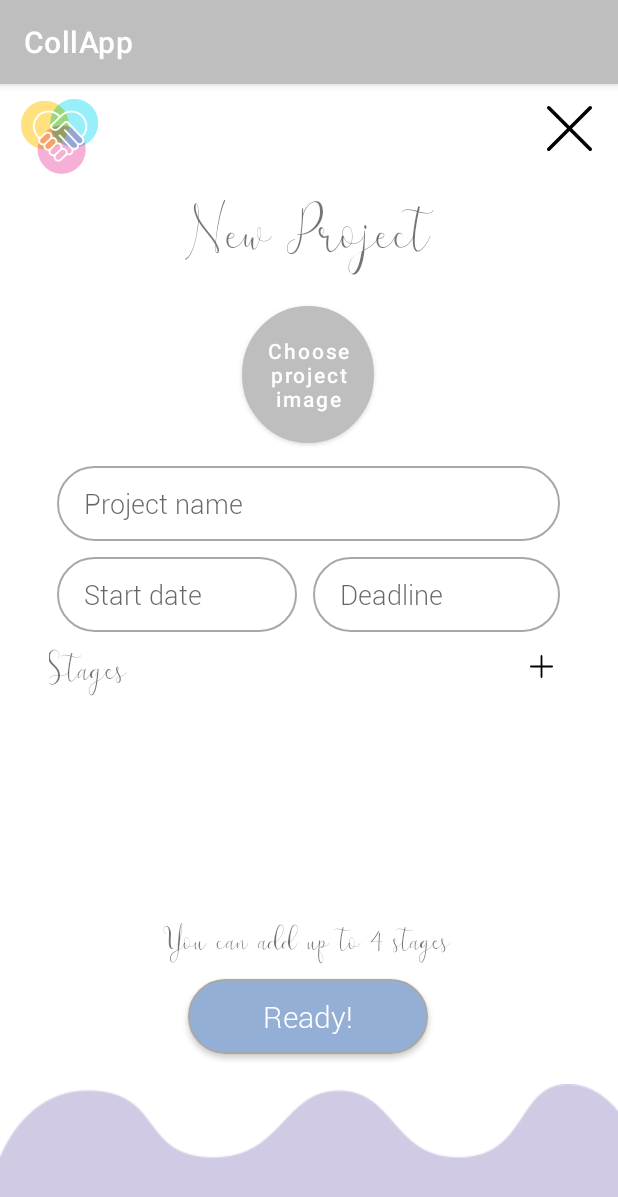
After one commit to PizzaPepper/CollApp, an Android app: the NewProject screen opened directly, with no data from a screen before it, on a phone screen of 412 x 824 dp. The commit adds this screen. Shown: the top 1197 px of the screen. Run offline under Robolectric (Android 15) with nearby library versions, the phone set to English and light mode, and no system bars.

Commit message:
Diseño New Project v1.4 Misael

```diff
--- a/app/src/main/AndroidManifest.xml
+++ b/app/src/main/AndroidManifest.xml
@@ -9,6 +9,8 @@
         android:roundIcon="@mipmap/ic_launcher_round"
         android:supportsRtl="true"
         android:theme="@style/Theme.CollApp">
+        <activity android:name=".Stages"></activity>
+        <activity android:name=".NewProject" />
         <activity android:name=".MainActivity">
             <intent-filter>
                 <action android:name="android.intent.action.MAIN" />
--- /dev/null
+++ b/app/src/main/java/VEM/Movil/collapp/NewProject.kt
@@ -0,0 +1,11 @@
+package VEM.Movil.collapp
+
+import androidx.appcompat.app.AppCompatActivity
+import android.os.Bundle
+
+class NewProject : AppCompatActivity() {
+    override fun onCreate(savedInstanceState: Bundle?) {
+        super.onCreate(savedInstanceState)
+        setContentView(R.layout.activity_new_project)
+    }
+}
--- /dev/null
+++ b/app/src/main/java/VEM/Movil/collapp/Stages.kt
@@ -0,0 +1,11 @@
+package VEM.Movil.collapp
+
+import androidx.appcompat.app.AppCompatActivity
+import android.os.Bundle
+
+class Stages : AppCompatActivity() {
+    override fun onCreate(savedInstanceState: Bundle?) {
+        super.onCreate(savedInstanceState)
+        setContentView(R.layout.activity_stages)
+    }
+}
--- /dev/null
+++ b/app/src/main/res/drawable-v24/btn_actions.xml
@@ -0,0 +1,12 @@
+<?xml version="1.0" encoding="utf-8"?>
+<selector xmlns:android="http://schemas.android.com/apk/res/android">
+    <item>
+        <shape android:shape="rectangle">
+            <solid android:color="@color/white"/>
+            <stroke
+                android:width="1dp"
+                android:color="#FFFFFF"
+                />
+        </shape>
+    </item>
+</selector>
--- /dev/null
+++ b/app/src/main/res/drawable-v24/round_btn.xml
@@ -0,0 +1,13 @@
+<?xml version="1.0" encoding="utf-8"?>
+<selector xmlns:android="http://schemas.android.com/apk/res/android">
+    <item>
+        <shape android:shape="rectangle">
+            <solid android:color="@color/btnColor"/>
+            <corners android:radius="45dp"/>
+            <stroke
+                android:width="1dp"
+                android:color="#A8A8A8"
+                />
+        </shape>
+    </item>
+</selector>
--- /dev/null
+++ b/app/src/main/res/drawable-v24/round_btn_chooseimg.xml
@@ -0,0 +1,12 @@
+<?xml version="1.0" encoding="utf-8"?>
+<selector xmlns:android="http://schemas.android.com/apk/res/android">
+    <item>
+        <shape android:shape="oval">
+            <solid android:color="@color/btnchooseimg"/>
+            <stroke
+                android:width="1dp"
+                android:color="#A8A8A8"
+                />
+        </shape>
+    </item>
+</selector>
--- /dev/null
+++ b/app/src/main/res/drawable-v24/round_et.xml
@@ -0,0 +1,14 @@
+<?xml version="1.0" encoding="utf-8"?>
+<selector xmlns:android="http://schemas.android.com/apk/res/android">
+    <item>
+        <shape android:shape="rectangle">
+            <solid android:color="#ffffff"/>
+            <corners android:radius="45dp"/>
+            <padding android:left="18dp"/>
+            <stroke
+                android:width="1dp"
+                android:color="#A8A8A8"
+                />
+        </shape>
+    </item>
+</selector>
--- /dev/null
+++ b/app/src/main/res/layout/activity_new_project.xml
@@ -0,0 +1,183 @@
+<?xml version="1.0" encoding="utf-8"?>
+<LinearLayout xmlns:android="http://schemas.android.com/apk/res/android"
+    xmlns:app="http://schemas.android.com/apk/res-auto"
+    xmlns:tools="http://schemas.android.com/tools"
+    android:layout_width="match_parent"
+    android:layout_height="match_parent"
+    android:orientation="vertical"
+    tools:context=".NewProject">
+
+    <LinearLayout
+        android:layout_width="match_parent"
+        android:layout_height="wrap_content">
+
+        <ImageView
+            android:layout_width="59dp"
+            android:layout_height="50dp"
+            android:layout_marginTop="10dp"
+            android:layout_marginLeft="10dp"
+            android:src="@drawable/logo_collapp2">
+        </ImageView>
+
+        <ImageButton
+            android:id="@+id/btn_cancelNewProject"
+            android:layout_width="30dp"
+            android:layout_height="30dp"
+            android:layout_marginLeft="295dp"
+            android:layout_marginRight="5dp"
+            android:layout_gravity="center"
+            android:background="@drawable/btn_actions"
+            android:src="@drawable/ic_cancel"
+            android:scaleType="fitCenter"
+            android:adjustViewBounds="true"/>
+    </LinearLayout>
+
+    <LinearLayout
+        android:layout_width="346dp"
+        android:layout_height="wrap_content"
+        android:layout_gravity="center"
+        android:layout_marginTop="15dp"
+        android:orientation="vertical">
+
+        <TextView
+            android:layout_width="match_parent"
+            android:layout_height="wrap_content"
+            android:fontFamily="@font/samantha"
+            android:text="New Project"
+            android:textAlignment="center"
+            android:textSize="25sp">
+        </TextView>
+
+        <Button
+            android:id="@+id/btn_chooseImg"
+            android:layout_width="wrap_content"
+            android:layout_height="91dp"
+            android:layout_gravity="center"
+            android:layout_marginTop="20dp"
+            android:background="@drawable/round_btn_chooseimg"
+            android:backgroundTint="@color/btnchooseimg"
+            android:text="Choose\nproject\nimage"
+            android:textAllCaps="false" />
+
+        <ImageView
+            android:id="@+id/img_chooseimgfill"
+            android:layout_width="wrap_content"
+            android:layout_height="match_parent"
+            />
+
+        <EditText
+            android:id="@+id/et_ProjectName"
+            android:layout_width="match_parent"
+            android:layout_height="50dp"
+            android:background="@drawable/round_et"
+            android:layout_marginLeft="5dp"
+            android:layout_marginTop="15dp"
+            android:layout_marginRight="5dp"
+            android:ems="10"
+            android:fontFamily="@font/roboto_light"
+            android:hint="Project name"
+            android:inputType="text" />
+
+        <LinearLayout
+            android:layout_width="match_parent"
+            android:layout_height="wrap_content"
+            android:layout_marginTop="5dp"
+            android:layout_marginLeft="5dp"
+            android:orientation="horizontal">
+
+            <EditText
+                android:id="@+id/et_StartDate"
+                android:layout_width="160dp"
+                android:layout_height="50dp"
+                android:layout_marginLeft="0dp"
+                android:layout_marginTop="5dp"
+                android:layout_marginRight="5dp"
+                android:background="@drawable/round_et"
+                android:ems="10"
+                android:fontFamily="@font/roboto_light"
+                android:hint="Start date"
+                android:inputType="text" />
+
+            <EditText
+                android:id="@+id/et_deadline"
+                android:layout_width="match_parent"
+                android:layout_height="50dp"
+                android:background="@drawable/round_et"
+                android:layout_marginLeft="5dp"
+                android:layout_marginTop="5dp"
+                android:layout_marginRight="5dp"
+                android:ems="10"
+                android:fontFamily="@font/roboto_light"
+                android:hint="Deadline"
+                android:inputType="text"/>
+        </LinearLayout>
+
+        <LinearLayout
+            android:layout_width="match_parent"
+            android:layout_height="wrap_content"
+            android:orientation="horizontal">
+
+            <TextView
+                android:layout_width="match_parent"
+                android:layout_height="wrap_content"
+                android:layout_marginTop="10dp"
+                android:fontFamily="@font/samantha"
+                android:text="Stages"
+                android:textAlignment="textStart"
+                android:textSize="16sp"/>
+
+            <ImageButton
+                android:id="@+id/btn_addnewstage"
+                android:layout_width="15dp"
+                android:layout_height="15dp"
+                android:layout_marginLeft="-25dp"
+                android:layout_marginTop="15dp"
+                android:background="@drawable/btn_actions"
+                android:src="@drawable/ic_plus"
+                android:scaleType="fitCenter"
+                android:adjustViewBounds="true"/>
+        </LinearLayout>
+
+        <GridView
+            android:id="@+id/gv_Stages"
+            android:layout_width="match_parent"
+            android:layout_height="150dp"
+            android:numColumns="1"></GridView>
+
+        <TextView
+            android:layout_width="match_parent"
+            android:layout_height="wrap_content"
+            android:fontFamily="@font/samantha"
+            android:text="You can add up to 4 stages"
+            android:textAlignment="center"
+            android:textSize="13sp" />
+
+        <androidx.appcompat.widget.AppCompatButton
+            android:id="@+id/btn_Ready_NewProject"
+            android:layout_width="160dp"
+            android:layout_height="50dp"
+            android:layout_gravity="center"
+            android:layout_marginLeft="120dp"
+            android:layout_marginTop="10dp"
+            android:layout_marginRight="120dp"
+            android:layout_marginBottom="20dp"
+            android:background="@drawable/round_btn"
+            android:fontFamily="@font/roboto_light"
+            android:text="Ready!"
+            android:textAlignment="center"
+            android:textAllCaps="false"
+            android:textColor="@color/white"
+            android:textSize="20sp"/>
+
+    </LinearLayout>
+
+    <ImageView
+        android:layout_width="match_parent"
+        android:layout_height="wrap_content"
+        android:src="@drawable/blue_wave"
+        android:layout_gravity="bottom"
+        android:adjustViewBounds="true"
+        android:scaleType="matrix">
+    </ImageView>
+
+</LinearLayout>
--- /dev/null
+++ b/app/src/main/res/layout/activity_stages.xml
@@ -0,0 +1,47 @@
+<?xml version="1.0" encoding="utf-8"?>
+<LinearLayout xmlns:android="http://schemas.android.com/apk/res/android"
+    xmlns:app="http://schemas.android.com/apk/res-auto"
+    xmlns:tools="http://schemas.android.com/tools"
+    android:layout_width="match_parent"
+    android:layout_height="match_parent"
+    android:orientation="vertical">
+
+    <LinearLayout
+        android:layout_width="match_parent"
+        android:layout_height="wrap_content"
+        android:orientation="horizontal">
+
+        <TextView
+            android:id="@+id/stagename"
+            android:layout_width="match_parent"
+            android:layout_height="wrap_content"
+            android:layout_marginLeft="15dp"
+            android:layout_marginTop="5dp"
+            android:layout_marginBottom="5dp"
+            android:text="Stage Name"
+            android:fontFamily="@font/roboto_light"
+            android:textAllCaps="false"
+            />
+
+        <ImageButton
+            android:id="@+id/btn_cancelNewProject"
+            android:layout_width="15dp"
+            android:layout_height="15dp"
+            android:layout_marginLeft="-65dp"
+            android:layout_marginRight="5dp"
+            android:layout_gravity="center"
+            android:background="@drawable/btn_actions"
+            android:src="@drawable/ic_cancel"
+            android:scaleType="fitCenter"
+            android:adjustViewBounds="true"/>
+    </LinearLayout>
+
+
+    <View
+        android:layout_width="354dp"
+        android:layout_height="1dp"
+        android:layout_marginHorizontal="15dp"
+        android:background="@color/btnchooseimg" />
+
+
+</LinearLayout>
--- a/app/src/main/res/values/colors.xml
+++ b/app/src/main/res/values/colors.xml
@@ -7,4 +7,12 @@
     <color name="teal_700">#FF018786</color>
     <color name="black">#FF000000</color>
     <color name="white">#FFFFFFFF</color>
+
+
+    <!-- My Colors -->
+
+    <color name="btnColor">#94AFD5</color>
+    <color name="btnchooseimg">#BEBEBE</color>
+    <color name="navBackground">#AFA5CF</color>
+    <color name="waveColor">#D0CAE4</color>
 </resources>
--- /dev/null
+++ b/app/src/main/res/values/dimens.xml
@@ -0,0 +1,5 @@
+<resources>
+    <!-- Default screen margins, per the Android Design guidelines. -->
+    <dimen name="activity_horizontal_margin">16dp</dimen>
+    <dimen name="activity_vertical_margin">16dp</dimen>
+</resources>
--- a/app/src/main/res/values/themes.xml
+++ b/app/src/main/res/values/themes.xml
@@ -2,7 +2,7 @@
     <!-- Base application theme. -->
     <style name="Theme.CollApp" parent="Theme.MaterialComponents.DayNight.DarkActionBar">
         <!-- Primary brand color. -->
-        <item name="colorPrimary">@color/purple_500</item>
+        <item name="colorPrimary">#BEBEBE</item>
         <item name="colorPrimaryVariant">@color/purple_700</item>
         <item name="colorOnPrimary">@color/white</item>
         <!-- Secondary brand color. -->
```
Also changed, not shown: app/src/main/res/drawable-v24/blue_wave.png (added), app/src/main/res/drawable-v24/logo_collapp.png (added), app/src/main/res/drawable-v24/logo_collapp2.png (added), app/src/main/res/font/roboto_light.ttf (added), app/src/main/res/font/samantha.ttf (added).
